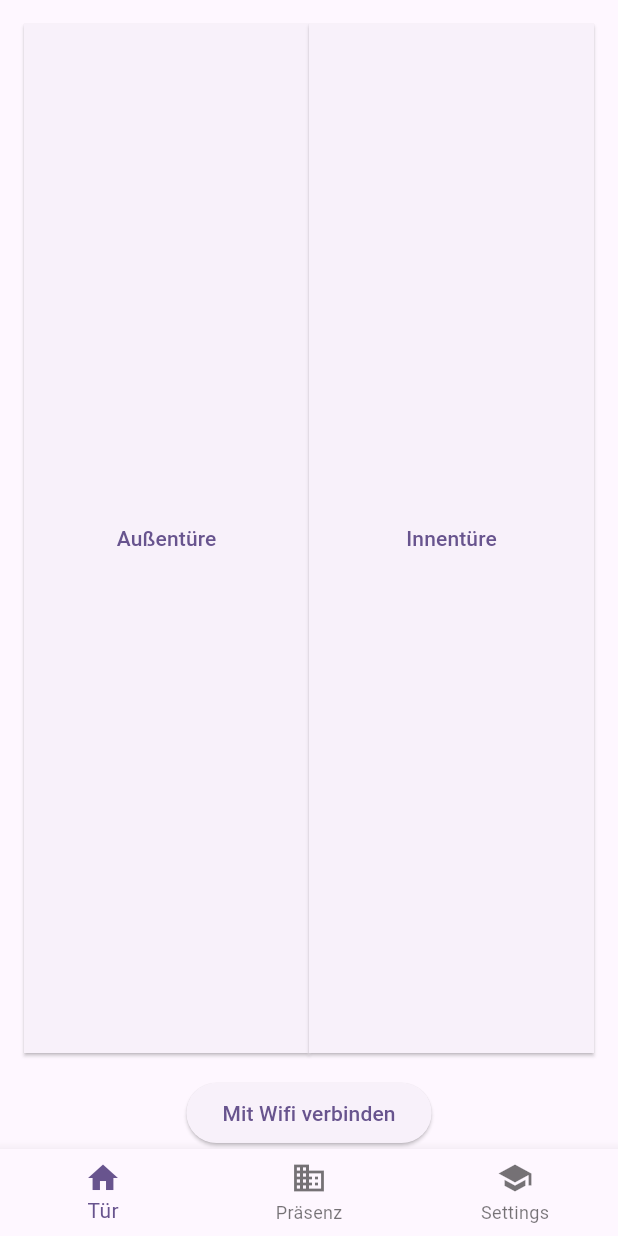
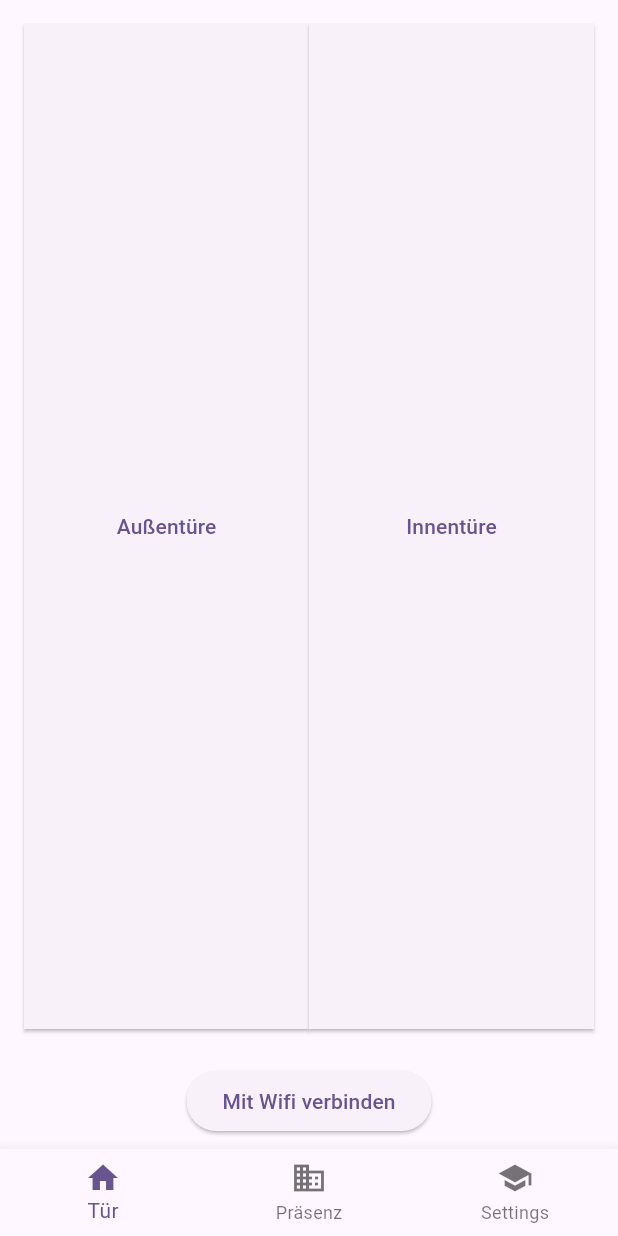
Before and after one commit to openlab-aux/openlab-app, a Flutter app: the screen it shows after launch, after a tap on "Mit Wifi verbinden", on a phone screen of 412 x 824 dp. Run offline on Flutter 3.47's test engine with Material 2 defaults, Android fonts, the phone set to English and light mode, and no system bars; our stand-ins replace flutter_secure_storage, pull_to_refresh, retry; missing offline and left inert: direct_select, duration_picker, wifi_iot; network calls fail.

Commit message:
Add wifi connection

```diff
--- a/lib/open_door.dart
+++ b/lib/open_door.dart
@@ -3,9 +3,9 @@ import 'dart:convert';
 import 'package:flutter/material.dart';
 import 'package:flutter_secure_storage/flutter_secure_storage.dart';
 import 'package:http/http.dart' as http;
-import 'package:wifi_iot/wifi_iot.dart';
 import 'dart:io' show Platform;
 import 'package:retry/retry.dart';
+import 'package:wifi_iot/wifi_iot.dart';
 
 class OpenDoor extends StatefulWidget {
   @override
@@ -37,8 +37,19 @@ class _OpenDoorState extends State<OpenDoor> {
       if (Platform.isAndroid || Platform.isIOS) {
         await retry(() async {
           await WiFiForIoTPlugin.setEnabled(true, shouldOpenSettings: false);
-          await WiFiForIoTPlugin.connect("Labor 2.0",
-              password: "nerdhoehle2", security: NetworkSecurity.WPA);
+          print(await WiFiForIoTPlugin.isEnabled());
+          bool connected = await WiFiForIoTPlugin.connect(
+            "Labor 2.0",
+            password: "nerdhoehle2",
+            security: NetworkSecurity.WPA,
+            withInternet: false,
+            timeoutInSeconds: 10,
+            joinOnce: (Platform.isIOS) ? false : true,
+          );
+          print(await WiFiForIoTPlugin.isConnected());
+          await WiFiForIoTPlugin.forceWifiUsage(true);
+          print(await WiFiForIoTPlugin.isConnected());
+          print(await WiFiForIoTPlugin.getSSID());
         }, retryIf: (e) => WiFiForIoTPlugin.getSSID() != "Labor 2.0");
       }
     } catch (e) {
@@ -94,8 +105,11 @@ class _OpenDoorState extends State<OpenDoor> {
             ),
           ),
         ),
-        ElevatedButton(
-            onPressed: connectWifi, child: const Text("Mit Wifi verbinden")),
+        Padding(
+          padding: const EdgeInsets.all(8.0),
+          child: ElevatedButton(
+              onPressed: connectWifi, child: const Text("Mit Wifi verbinden")),
+        ),
       ],
     );
   }
--- a/pubspec.yaml
+++ b/pubspec.yaml
@@ -37,11 +37,11 @@ dependencies:
   http: ^1.1.0
   flutter_secure_storage: ^9.0.0
   flutter_cors: ^1.2.0
-  wifi_iot: ^0.3.19
   pull_to_refresh: ^2.0.0
   duration_picker: ^1.1.1
   direct_select: ^2.0.0
   retry: ^3.1.2
+  wifi_iot: ^0.3.19
 
 dev_dependencies:
   flutter_test:
```
Also changed, not shown: pubspec.lock, 4 other files.
